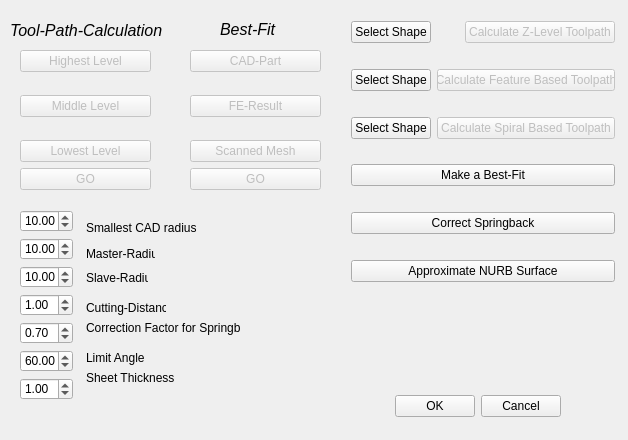
berndhahnebach/All_FreeCAD, file src/Mod/Cam/Gui/Cutting.ui: the form before one commit.
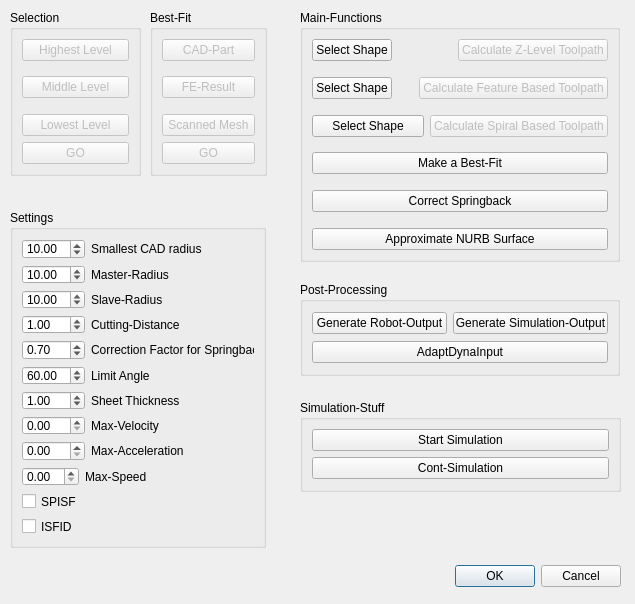
The form after the commit.

Commit message: +redesigned Gui +implemented automatic LS-Dyna Startup and Parser

What changed in the file:
```diff
--- a/src/Mod/Cam/Gui/Cutting.ui
+++ b/src/Mod/Cam/Gui/Cutting.ui
@@ -5,106 +5,78 @@
    <rect>
     <x>0</x>
     <y>0</y>
-    <width>628</width>
-    <height>440</height>
+    <width>635</width>
+    <height>604</height>
    </rect>
   </property>
   <property name="windowTitle" >
    <string>Dialog</string>
   </property>
-  <widget class="QWidget" name="verticalLayout" >
+  <widget class="QWidget" name="layoutWidget" >
    <property name="geometry" >
     <rect>
-     <x>20</x>
-     <y>50</y>
-     <width>131</width>
-     <height>140</height>
+     <x>270</x>
+     <y>560</y>
+     <width>351</width>
+     <height>33</height>
     </rect>
    </property>
-   <layout class="QVBoxLayout" >
+   <layout class="QHBoxLayout" >
     <property name="margin" >
      <number>0</number>
     </property>
     <property name="spacing" >
      <number>6</number>
     </property>
-    <item>
-     <widget class="QPushButton" name="toolpath_calculation_highest_level_button" >
-      <property name="enabled" >
-       <bool>false</bool>
-      </property>
-      <property name="text" >
-       <string>Highest Level</string>
-      </property>
-     </widget>
-    </item>
     <item>
      <spacer>
       <property name="orientation" >
-       <enum>Qt::Vertical</enum>
+       <enum>Qt::Horizontal</enum>
       </property>
       <property name="sizeHint" >
        <size>
-        <width>20</width>
-        <height>40</height>
+        <width>131</width>
+        <height>31</height>
        </size>
       </property>
      </spacer>
     </item>
     <item>
-     <widget class="QPushButton" name="toolpath_calculation_middle_level_button" >
-      <property name="enabled" >
-       <bool>false</bool>
-      </property>
+     <widget class="QPushButton" name="okButton" >
       <property name="text" >
-       <string>Middle Level</string>
+       <string>OK</string>
       </property>
      </widget>
     </item>
     <item>
-     <spacer>
-      <property name="orientation" >
-       <enum>Qt::Vertical</enum>
-      </property>
-      <property name="sizeHint" >
-       <size>
-        <width>20</width>
-        <height>40</height>
-       </size>
-      </property>
-     </spacer>
-    </item>
-    <item>
-     <widget class="QPushButton" name="toolpath_calculation_lowest_level_button" >
-      <property name="enabled" >
-       <bool>false</bool>
-      </property>
+     <widget class="QPushButton" name="cancelButton" >
       <property name="text" >
-       <string>Lowest Level</string>
-      </property>
-     </widget>
-    </item>
-    <item>
-     <widget class="QPushButton" name="toolpath_calculation_go_button" >
-      <property name="enabled" >
-       <bool>false</bool>
-      </property>
-      <property name="text" >
-       <string>GO</string>
+       <string>Cancel</string>
       </property>
      </widget>
     </item>
    </layout>
   </widget>
-  <widget class="QWidget" name="verticalLayout_4" >
+  <widget class="QGroupBox" name="groupBox_3" >
    <property name="geometry" >
     <rect>
-     <x>190</x>
-     <y>50</y>
-     <width>131</width>
-     <height>140</height>
+     <x>150</x>
+     <y>10</y>
+     <width>117</width>
+     <height>166</height>
     </rect>
    </property>
+   <property name="title" >
+    <string>Best-Fit</string>
+   </property>
+   <layout class="QHBoxLayout" >
+    <property name="margin" >
+     <number>9</number>
+    </property>
+    <property name="spacing" >
+     <number>6</number>
+    </property>
+    <item>
    <layout class="QVBoxLayout" >
     <property name="margin" >
      <number>0</number>
@@ -179,117 +151,126 @@
      </widget>
     </item>
    </layout>
+    </item>
+   </layout>
   </widget>
-  <widget class="QLabel" name="label_7" >
-   <property name="geometry" >
-    <rect>
-     <x>220</x>
-     <y>20</y>
-     <width>61</width>
-     <height>20</height>
-    </rect>
-   </property>
-   <property name="text" >
-    <string>&lt;html>&lt;head>&lt;meta name="qrichtext" content="1" />&lt;style type="text/css">
-p, li { white-space: pre-wrap; }
-&lt;/style>&lt;/head>&lt;body style=" font-family:'MS Shell Dlg 2'; font-size:8.25pt; font-weight:400; font-style:normal; text-decoration:none;">
-&lt;p style=" margin-top:0px; margin-bottom:0px; margin-left:0px; margin-right:0px; -qt-block-indent:0; text-indent:0px;">&lt;span style=" font-size:12pt; font-style:italic;">Best-Fit&lt;/span>&lt;/p>&lt;/body>&lt;/html></string>
-   </property>
-  </widget>
-  <widget class="QLabel" name="label_8" >
+  <widget class="QGroupBox" name="groupBox_2" >
    <property name="geometry" >
     <rect>
      <x>10</x>
-     <y>20</y>
-     <width>161</width>
-     <height>21</height>
-    </rect>
-   </property>
-   <property name="text" >
-    <string>&lt;html>&lt;head>&lt;meta name="qrichtext" content="1" />&lt;style type="text/css">
-p, li { white-space: pre-wrap; }
-&lt;/style>&lt;/head>&lt;body style=" font-family:'MS Shell Dlg 2'; font-size:8.25pt; font-weight:400; font-style:normal; text-decoration:none;">
-&lt;p style=" margin-top:0px; margin-bottom:0px; margin-left:0px; margin-right:0px; -qt-block-indent:0; text-indent:0px; font-size:8pt;">&lt;span style=" font-size:12pt; font-style:italic;">Tool-Path-Calculation&lt;/span>&lt;/p>&lt;/body>&lt;/html></string>
-   </property>
-  </widget>
-  <widget class="QWidget" name="verticalLayout_2" >
-   <property name="geometry" >
-    <rect>
-     <x>20</x>
      <y>210</y>
-     <width>53</width>
-     <height>190</height>
+     <width>256</width>
+     <height>338</height>
     </rect>
    </property>
-   <layout class="QVBoxLayout" >
+   <property name="title" >
+    <string>Settings</string>
+   </property>
+   <layout class="QHBoxLayout" >
+    <property name="margin" >
+     <number>9</number>
+    </property>
+    <property name="spacing" >
+     <number>6</number>
+    </property>
+    <item>
+     <layout class="QGridLayout" >
     <property name="margin" >
      <number>0</number>
     </property>
     <property name="spacing" >
      <number>6</number>
     </property>
-    <item>
-     <spacer>
-      <property name="orientation" >
-       <enum>Qt::Vertical</enum>
-      </property>
-      <property name="sizeHint" >
-       <size>
-        <width>20</width>
-        <height>40</height>
-       </size>
-      </property>
-     </spacer>
-    </item>
-    <item>
-     <widget class="QDoubleSpinBox" name="cad_radius_box" >
-      <property name="value" >
-       <double>10.000000000000000</double>
+      <item row="11" column="0" colspan="3" >
+       <widget class="QCheckBox" name="checkBox_2" >
+        <property name="text" >
+         <string>ISFID</string>
+        </property>
+       </widget>
+      </item>
+      <item row="9" column="0" >
+       <widget class="QDoubleSpinBox" name="doubleSpinBox_2" />
+      </item>
+      <item row="5" column="2" >
+       <widget class="QLabel" name="label_5" >
+        <property name="text" >
+         <string>Limit Angle</string>
+        </property>
+       </widget>
+      </item>
+      <item row="4" column="2" >
+       <widget class="QLabel" name="label_4" >
+        <property name="text" >
+         <string>Correction Factor for Springback</string>
       </property>
      </widget>
     </item>
-    <item>
-     <widget class="QDoubleSpinBox" name="master_radius_box" >
-      <property name="cursor" >
-       <cursor>0</cursor>
-      </property>
-      <property name="maximum" >
-       <double>99.989999999999995</double>
-      </property>
-      <property name="value" >
-       <double>10.000000000000000</double>
+      <item row="3" column="2" >
+       <widget class="QLabel" name="label_3" >
+        <property name="text" >
+         <string>Cutting-Distance</string>
+        </property>
+       </widget>
+      </item>
+      <item row="7" column="2" >
+       <widget class="QLabel" name="label_11" >
+        <property name="text" >
+         <string>Max-Velocity</string>
+        </property>
+        <property name="alignment" >
+         <set>Qt::AlignLeading|Qt::AlignLeft|Qt::AlignVCenter</set>
       </property>
      </widget>
     </item>
-    <item>
+      <item row="2" column="0" colspan="2" >
      <widget class="QDoubleSpinBox" name="slave_radius_box" >
       <property name="value" >
        <double>10.000000000000000</double>
       </property>
      </widget>
     </item>
-    <item>
+      <item row="2" column="2" >
+       <widget class="QLabel" name="label_2" >
+        <property name="text" >
+         <string>Slave-Radius</string>
+        </property>
+       </widget>
+      </item>
+      <item row="3" column="0" colspan="2" >
      <widget class="QDoubleSpinBox" name="level_distance_box" >
       <property name="value" >
        <double>1.000000000000000</double>
       </property>
      </widget>
     </item>
-    <item>
+      <item row="0" column="2" >
+       <widget class="QLabel" name="label_6" >
+        <property name="text" >
+         <string>Smallest CAD radius</string>
+        </property>
+       </widget>
+      </item>
+      <item row="4" column="0" colspan="2" >
      <widget class="QDoubleSpinBox" name="correction_factor_box" >
       <property name="value" >
        <double>0.700000000000000</double>
       </property>
      </widget>
     </item>
-    <item>
-     <widget class="QDoubleSpinBox" name="limit_angle_box" >
-      <property name="value" >
-       <double>60.000000000000000</double>
+      <item row="9" column="1" colspan="2" >
+       <widget class="QLabel" name="label_13" >
+        <property name="text" >
+         <string>Max-Speed</string>
       </property>
      </widget>
     </item>
-    <item>
+      <item row="8" column="0" colspan="2" >
+       <widget class="QDoubleSpinBox" name="doubleSpinBox_3" />
+      </item>
+      <item row="7" column="0" colspan="2" >
+       <widget class="QDoubleSpinBox" name="doubleSpinBox" />
+      </item>
+      <item row="6" column="0" colspan="2" >
      <widget class="QDoubleSpinBox" name="sheet_thickness_box" >
       <property name="prefix" >
        <string/>
@@ -305,166 +286,298 @@
       </property>
      </widget>
     </item>
-    <item>
-     <spacer>
-      <property name="orientation" >
-       <enum>Qt::Vertical</enum>
-      </property>
-      <property name="sizeHint" >
-       <size>
-        <width>20</width>
-        <height>40</height>
-       </size>
-      </property>
-     </spacer>
-    </item>
-   </layout>
-  </widget>
-  <widget class="QLabel" name="label_6" >
-   <property name="geometry" >
-    <rect>
-     <x>86</x>
-     <y>220</y>
-     <width>155</width>
-     <height>16</height>
-    </rect>
-   </property>
-   <property name="text" >
-    <string>Smallest CAD radius</string>
-   </property>
-  </widget>
-  <widget class="QLabel" name="label" >
-   <property name="geometry" >
-    <rect>
-     <x>86</x>
-     <y>240</y>
-     <width>69</width>
-     <height>28</height>
-    </rect>
-   </property>
-   <property name="text" >
-    <string>Master-Radius</string>
-   </property>
-  </widget>
-  <widget class="QLabel" name="label_2" >
-   <property name="geometry" >
-    <rect>
-     <x>86</x>
-     <y>270</y>
-     <width>62</width>
-     <height>16</height>
-    </rect>
-   </property>
-   <property name="text" >
-    <string>Slave-Radius</string>
-   </property>
-  </widget>
-  <widget class="QLabel" name="label_3" >
-   <property name="geometry" >
-    <rect>
-     <x>86</x>
-     <y>300</y>
-     <width>80</width>
-     <height>16</height>
-    </rect>
-   </property>
-   <property name="text" >
-    <string>Cutting-Distance</string>
-   </property>
-  </widget>
-  <widget class="QLabel" name="label_4" >
-   <property name="geometry" >
-    <rect>
-     <x>86</x>
-     <y>320</y>
-     <width>155</width>
-     <height>16</height>
-    </rect>
-   </property>
-   <property name="text" >
-    <string>Correction Factor for Springback</string>
-   </property>
-  </widget>
-  <widget class="QLabel" name="label_5" >
-   <property name="geometry" >
-    <rect>
-     <x>86</x>
-     <y>350</y>
-     <width>155</width>
-     <height>16</height>
-    </rect>
-   </property>
-   <property name="text" >
-    <string>Limit Angle</string>
-   </property>
-  </widget>
+      <item row="6" column="2" >
   <widget class="QLabel" name="label_9" >
-   <property name="geometry" >
-    <rect>
-     <x>86</x>
-     <y>370</y>
-     <width>155</width>
-     <height>16</height>
-    </rect>
-   </property>
    <property name="text" >
     <string>Sheet Thickness</string>
    </property>
   </widget>
-  <widget class="QWidget" name="layoutWidget" >
+      </item>
+      <item row="8" column="2" >
+       <widget class="QLabel" name="label_12" >
+        <property name="text" >
+         <string>Max-Acceleration</string>
+        </property>
+       </widget>
+      </item>
+      <item row="5" column="0" colspan="2" >
+       <widget class="QDoubleSpinBox" name="limit_angle_box" >
+        <property name="value" >
+         <double>60.000000000000000</double>
+        </property>
+       </widget>
+      </item>
+      <item row="1" column="2" >
+       <widget class="QLabel" name="label" >
+        <property name="text" >
+         <string>Master-Radius</string>
+        </property>
+       </widget>
+      </item>
+      <item row="0" column="0" colspan="2" >
+       <widget class="QDoubleSpinBox" name="cad_radius_box" >
+        <property name="value" >
+         <double>10.000000000000000</double>
+        </property>
+       </widget>
+      </item>
+      <item row="10" column="0" colspan="3" >
+       <widget class="QCheckBox" name="checkBox_3" >
+        <property name="text" >
+         <string>SPISF</string>
+        </property>
+        <property name="tristate" >
+         <bool>false</bool>
+        </property>
+       </widget>
+      </item>
+      <item row="1" column="0" colspan="2" >
+       <widget class="QDoubleSpinBox" name="master_radius_box" >
+        <property name="cursor" >
+         <cursor>0</cursor>
+        </property>
+        <property name="maximum" >
+         <double>99.989999999999995</double>
+        </property>
+        <property name="value" >
+         <double>10.000000000000000</double>
+        </property>
+       </widget>
+      </item>
+     </layout>
+    </item>
+   </layout>
+  </widget>
+  <widget class="QGroupBox" name="groupBox" >
    <property name="geometry" >
     <rect>
-     <x>210</x>
-     <y>390</y>
-     <width>351</width>
-     <height>33</height>
-    </rect>
-   </property>
-   <layout class="QHBoxLayout" >
-    <property name="margin" >
-     <number>0</number>
-    </property>
-    <property name="spacing" >
-     <number>6</number>
-    </property>
-    <item>
-     <spacer>
-      <property name="orientation" >
-       <enum>Qt::Horizontal</enum>
-      </property>
-      <property name="sizeHint" >
-       <size>
+     <x>10</x>
+     <y>10</y>
         <width>131</width>
-        <height>31</height>
+     <height>166</height>
+    </rect>
+   </property>
+   <property name="title" >
+    <string>Selection</string>
+   </property>
+   <layout class="QVBoxLayout" >
+    <property name="margin" >
+     <number>9</number>
+    </property>
+    <property name="spacing" >
+     <number>6</number>
+    </property>
+    <item>
+     <layout class="QVBoxLayout" >
+      <property name="margin" >
+       <number>0</number>
+      </property>
+      <property name="spacing" >
+       <number>6</number>
+      </property>
+      <item>
+       <widget class="QPushButton" name="toolpath_calculation_highest_level_button" >
+        <property name="enabled" >
+         <bool>false</bool>
+        </property>
+        <property name="text" >
+         <string>Highest Level</string>
+        </property>
+       </widget>
+      </item>
+      <item>
+       <spacer>
+        <property name="orientation" >
+         <enum>Qt::Vertical</enum>
+        </property>
+        <property name="sizeHint" >
+         <size>
+          <width>20</width>
+          <height>40</height>
        </size>
       </property>
      </spacer>
     </item>
     <item>
-     <widget class="QPushButton" name="okButton" >
+       <widget class="QPushButton" name="toolpath_calculation_middle_level_button" >
+        <property name="enabled" >
+         <bool>false</bool>
+        </property>
       <property name="text" >
-       <string>OK</string>
+         <string>Middle Level</string>
       </property>
      </widget>
     </item>
     <item>
-     <widget class="QPushButton" name="cancelButton" >
+       <spacer>
+        <property name="orientation" >
+         <enum>Qt::Vertical</enum>
+        </property>
+        <property name="sizeHint" >
+         <size>
+          <width>20</width>
+          <height>40</height>
+         </size>
+        </property>
+       </spacer>
+      </item>
+      <item>
+       <widget class="QPushButton" name="toolpath_calculation_lowest_level_button" >
+        <property name="enabled" >
+         <bool>false</bool>
+        </property>
       <property name="text" >
-       <string>Cancel</string>
+         <string>Lowest Level</string>
       </property>
      </widget>
     </item>
-   </layout>
+      <item>
+       <widget class="QPushButton" name="toolpath_calculation_go_button" >
+        <property name="enabled" >
+         <bool>false</bool>
+        </property>
+        <property name="text" >
+         <string>GO</string>
+        </property>
+       </widget>
+      </item>
+     </layout>
+    </item>
+   </layout>
   </widget>
-  <widget class="QWidget" name="layoutWidget" >
+  <widget class="QGroupBox" name="groupBox_6" >
    <property name="geometry" >
     <rect>
-     <x>351</x>
-     <y>21</y>
-     <width>264</width>
-     <height>261</height>
+     <x>300</x>
+     <y>400</y>
+     <width>321</width>
+     <height>92</height>
     </rect>
    </property>
+   <property name="title" >
+    <string>Simulation-Stuff</string>
+   </property>
+   <layout class="QVBoxLayout" >
+    <property name="margin" >
+     <number>9</number>
+    </property>
+    <property name="spacing" >
+     <number>6</number>
+    </property>
+    <item>
+     <layout class="QVBoxLayout" >
+      <property name="margin" >
+       <number>0</number>
+      </property>
+      <property name="spacing" >
+       <number>6</number>
+      </property>
+      <item>
+       <widget class="QPushButton" name="start_simulation" >
+        <property name="text" >
+         <string>Start Simulation</string>
+        </property>
+       </widget>
+      </item>
+      <item>
+       <widget class="QPushButton" name="pushButton_6" >
+        <property name="toolTip" >
+         <string>&lt;html>&lt;head>&lt;meta name="qrichtext" content="1" />&lt;style type="text/css">
+p, li { white-space: pre-wrap; }
+&lt;/style>&lt;/head>&lt;body style=" font-family:'MS Shell Dlg 2'; font-size:8.25pt; font-weight:400; font-style:normal; text-decoration:none;">
+&lt;p style=" margin-top:0px; margin-bottom:0px; margin-left:0px; margin-right:0px; -qt-block-indent:0; text-indent:0px;">Start Continuous Simulation Mode&lt;/p>&lt;/body>&lt;/html></string>
+        </property>
+        <property name="text" >
+         <string>Cont-Simulation</string>
+        </property>
+       </widget>
+      </item>
+     </layout>
+    </item>
+   </layout>
+  </widget>
+  <widget class="QGroupBox" name="groupBox_4" >
+   <property name="geometry" >
+    <rect>
+     <x>300</x>
+     <y>282</y>
+     <width>320</width>
+     <height>94</height>
+    </rect>
+   </property>
+   <property name="title" >
+    <string>Post-Processing</string>
+   </property>
+   <layout class="QVBoxLayout" >
+    <property name="margin" >
+     <number>9</number>
+    </property>
+    <property name="spacing" >
+     <number>6</number>
+    </property>
+    <item>
+     <layout class="QHBoxLayout" >
+      <property name="margin" >
+       <number>0</number>
+      </property>
+      <property name="spacing" >
+       <number>6</number>
+      </property>
+      <item>
+       <widget class="QPushButton" name="GenRobotOut" >
+        <property name="text" >
+         <string>Generate Robot-Output</string>
+        </property>
+       </widget>
+      </item>
+      <item>
+       <widget class="QPushButton" name="GenSimOut" >
+        <property name="text" >
+         <string>Generate Simulation-Output</string>
+        </property>
+       </widget>
+      </item>
+     </layout>
+    </item>
+    <item>
+     <layout class="QHBoxLayout" >
+      <property name="margin" >
+       <number>0</number>
+      </property>
+      <property name="spacing" >
+       <number>6</number>
+      </property>
+      <item>
+       <widget class="QPushButton" name="adaptdynainput" >
+        <property name="text" >
+         <string>AdaptDynaInput</string>
+        </property>
+       </widget>
+      </item>
+     </layout>
+    </item>
+   </layout>
+  </widget>
+  <widget class="QGroupBox" name="groupBox_5" >
+   <property name="geometry" >
+    <rect>
+     <x>300</x>
+     <y>10</y>
+     <width>320</width>
+     <height>252</height>
+    </rect>
+   </property>
+   <property name="title" >
+    <string>Main-Functions</string>
+   </property>
+   <layout class="QVBoxLayout" >
+    <property name="margin" >
+     <number>9</number>
+    </property>
+    <property name="spacing" >
+     <number>6</number>
+    </property>
+    <item>
    <layout class="QVBoxLayout" >
     <property name="margin" >
      <number>0</number>
@@ -690,6 +803,8 @@
        <string>Approximate NURB Surface</string>
       </property>
      </widget>
+      </item>
+     </layout>
     </item>
    </layout>
   </widget>
```
Lines whose indentation alone changed are shown as unchanged. The commit also changes 6 other files.
